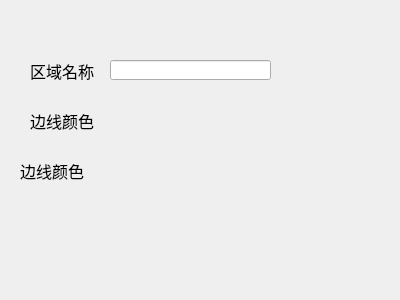
Above: Workspaces/src/designer/src/components/propertyeditor/q2wmapobj/q2wmappolygondialog.ui from cokkiy/CC before the change. Below: the same form after it.
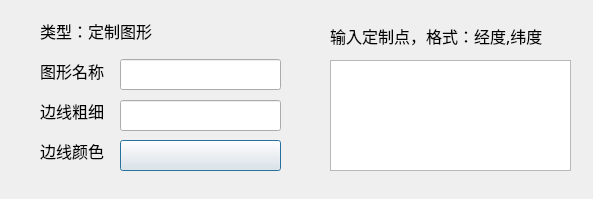
That is the form after the change.

The edit to the form file:
```diff
--- a/Workspaces/src/designer/src/components/propertyeditor/q2wmapobj/q2wmappolygondialog.ui
+++ b/Workspaces/src/designer/src/components/propertyeditor/q2wmapobj/q2wmappolygondialog.ui
@@ -6,8 +6,8 @@
    <rect>
     <x>0</x>
     <y>0</y>
-    <width>400</width>
-    <height>300</height>
+    <width>593</width>
+    <height>199</height>
    </rect>
   </property>
   <property name="font">
@@ -19,53 +19,127 @@
   <property name="windowTitle">
    <string>Dialog</string>
   </property>
-  <widget class="QLineEdit" name="lineEditAreaName">
+  <widget class="QLabel" name="label_7">
    <property name="geometry">
     <rect>
-     <x>110</x>
-     <y>60</y>
+     <x>40</x>
+     <y>100</y>
+     <width>71</width>
+     <height>21</height>
+    </rect>
+   </property>
+   <property name="text">
+    <string>边线粗细</string>
+   </property>
+  </widget>
+  <widget class="QLabel" name="label_5">
+   <property name="geometry">
+    <rect>
+     <x>40</x>
+     <y>140</y>
+     <width>71</width>
+     <height>21</height>
+    </rect>
+   </property>
+   <property name="text">
+    <string>边线颜色</string>
+   </property>
+  </widget>
+  <widget class="QPushButton" name="pushButton_SelectColor">
+   <property name="geometry">
+    <rect>
+     <x>120</x>
+     <y>140</y>
      <width>161</width>
-     <height>20</height>
+     <height>31</height>
     </rect>
    </property>
+   <property name="autoFillBackground">
+    <bool>false</bool>
+   </property>
+   <property name="styleSheet">
+    <string notr="true"/>
+   </property>
+   <property name="text">
+    <string/>
+   </property>
+   <property name="flat">
+    <bool>false</bool>
+   </property>
   </widget>
   <widget class="QLabel" name="label">
    <property name="geometry">
     <rect>
-     <x>30</x>
+     <x>40</x>
      <y>60</y>
      <width>71</width>
      <height>21</height>
     </rect>
    </property>
    <property name="text">
-    <string>区域名称</string>
+    <string>图形名称</string>
+   </property>
+  </widget>
+  <widget class="QLabel" name="label_6">
+   <property name="geometry">
+    <rect>
+     <x>40</x>
+     <y>20</y>
+     <width>131</width>
+     <height>21</height>
+    </rect>
+   </property>
+   <property name="text">
+    <string>类型：定制图形</string>
+   </property>
+  </widget>
+  <widget class="QLineEdit" name="lineEditName">
+   <property name="geometry">
+    <rect>
+     <x>120</x>
+     <y>59</y>
+     <width>161</width>
+     <height>31</height>
+    </rect>
+   </property>
+  </widget>
+  <widget class="QLineEdit" name="lineEditWidth">
+   <property name="geometry">
+    <rect>
+     <x>120</x>
+     <y>100</y>
+     <width>161</width>
+     <height>31</height>
+    </rect>
+   </property>
+  </widget>
+  <widget class="QTextEdit" name="textEdit">
+   <property name="geometry">
+    <rect>
+     <x>330</x>
+     <y>60</y>
+     <width>241</width>
+     <height>111</height>
+    </rect>
+   </property>
+   <property name="sizeAdjustPolicy">
+    <enum>QAbstractScrollArea::AdjustIgnored</enum>
+   </property>
+   <property name="lineWrapMode">
+    <enum>QTextEdit::NoWrap</enum>
    </property>
   </widget>
   <widget class="QLabel" name="label_2">
    <property name="geometry">
     <rect>
-     <x>30</x>
-     <y>110</y>
-     <width>71</width>
+     <x>330</x>
+     <y>25</y>
+     <width>231</width>
      <height>21</height>
     </rect>
    </property>
    <property name="text">
-    <string>边线颜色</string>
-   </property>
-  </widget>
-  <widget class="QLabel" name="label_3">
-   <property name="geometry">
-    <rect>
-     <x>20</x>
-     <y>160</y>
-     <width>71</width>
-     <height>21</height>
-    </rect>
-   </property>
-   <property name="text">
-    <string>边线颜色</string>
+    <string>输入定制点，格式：经度,纬度</string>
    </property>
   </widget>
  </widget>
```
